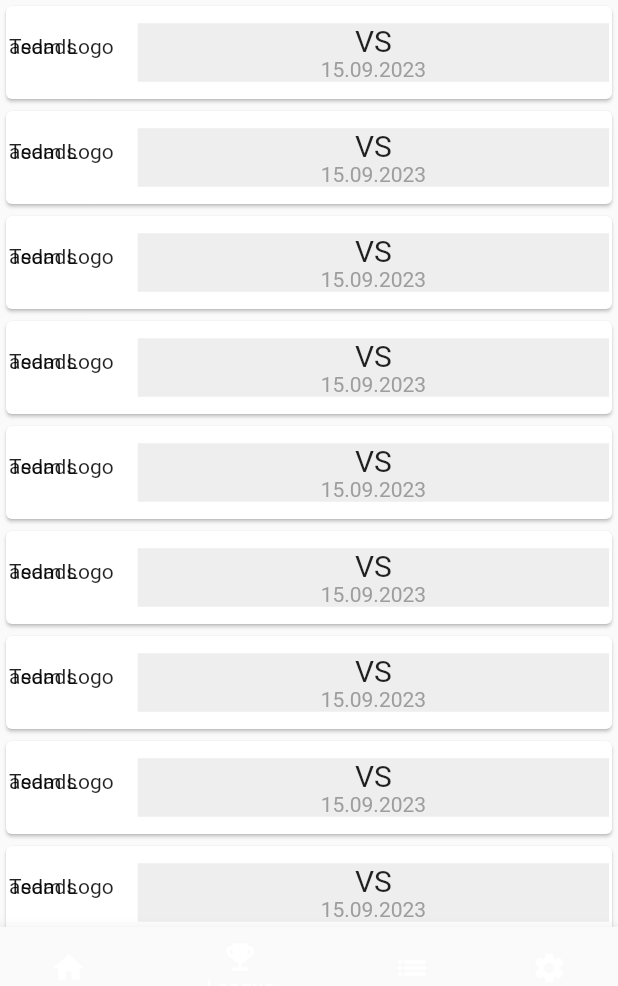
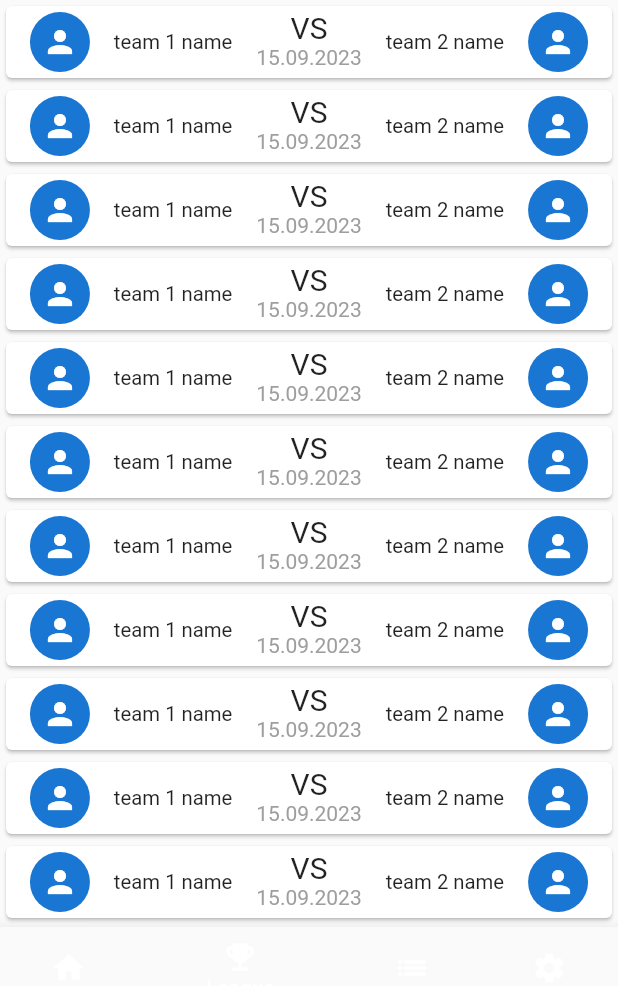
Before and after one commit to I-WOObin-I/MeetUp_Project, a Flutter app: the screen it shows after launch, item 2 of the bottom bar chosen, on a phone screen of 412 x 824 dp, the part 225-1211 px from its top. Run offline on Flutter 3.47's test engine with Material 2 defaults, Android fonts, the phone set to English and light mode, and no system bars; drawn by our look-alikes of expandable; our stand-ins replace table_calendar; generated files the repository leaves out were written again.

Commit message:
match widget built

```diff
--- /dev/null
+++ b/meetup_app/lib/core/objects/game_match.dart
@@ -0,0 +1,17 @@
+import 'package:flutter/material.dart';
+
+class GameMatch {
+  final String leagueId;
+  final String team1Id;
+  final String team2Id;
+  final DateTime matchDate;
+  final String matchLocation;
+
+  GameMatch({
+    required this.leagueId,
+    required this.team1Id,
+    required this.team2Id,
+    required this.matchDate,
+    required this.matchLocation,
+  });
+}
--- a/meetup_app/lib/core/widgets/match_widget.dart
+++ b/meetup_app/lib/core/widgets/match_widget.dart
@@ -1,3 +1,4 @@
+import 'package:expandable/expandable.dart';
 import 'package:flutter/material.dart';
 import 'package:intl/intl.dart';
 import 'package:meetup_app/core/objects/board_post.dart';
@@ -8,19 +9,22 @@ class MatchWidget extends StatelessWidget {
   DateFormat dateFormat = DateFormat("yyyy-MM-dd HH:mm");
   MatchWidget({super.key});
 
-  @override
-  Widget build(BuildContext context) {
-    return Card(
-      child: ExpansionTile(
-        initiallyExpanded: false,
-        tilePadding: EdgeInsets.all(2.0),
-        controlAffinity: ListTileControlAffinity.leading,
-        // MIDDLE TEXT
-        title: Container(
-          color: Colors.grey[200],
-          width: 80.0,
-          child: Center(
-              child: Column(
+  // HEADER
+  Container header = Container(
+      padding: const EdgeInsets.all(3.0),
+      width: double.infinity,
+      height: 48.0,
+      child: Row(
+        mainAxisAlignment: MainAxisAlignment.spaceEvenly,
+        children: [
+          // LEFT
+          const CircleAvatar(
+            child: Icon(Icons.person),
+          ),
+          FittedText("team 1 name", 85.0),
+
+          // MIDDLE
+          const Column(
             children: [
               Text(
                 "VS",
@@ -34,30 +38,51 @@ class MatchWidget extends StatelessWidget {
                     color: Colors.grey,
                   ))
             ],
-          )),
+          ),
+
+          // RIGHT
+          FittedText("team 2 name", 85.0),
+          const CircleAvatar(
+            child: Icon(Icons.person),
+          ),
+        ],
+      ));
+
+  // EXPANDED BODY
+  Container body = Container(
+      padding: const EdgeInsets.all(3.0),
+      child: const Column(
+        children: [
+          Row(
+            mainAxisAlignment: MainAxisAlignment.spaceEvenly,
+            children: [Text("Ergo Arena"), Text("19:30"), Text("boisko nr 3")],
+          ),
+        ],
+      ));
+
+  @override
+  Widget build(BuildContext context) {
+    return Card(
+      child: ExpandableNotifier(
+        child: Column(
+          children: [
+            Expandable(
+              // <-- Driven by ExpandableController from ExpandableNotifier
+              collapsed: ExpandableButton(
+                // <-- Expands when tapped on the cover photo
+                child: header,
+              ),
+              expanded: ExpandableButton(
+                  // <-- Expands when tapped on the cover photo
+                  child: Column(
+                children: [
+                  header,
+                  body,
+                ],
+              )),
+            ),
+          ],
         ),
-        leading: Stack(children: [Text("asdads"), Text("Team Logo")]),
-
-        // EXPANDED
-        children: [
-          Center(
-              child: Column(
-            children: [
-              Text(
-                "Gdansk energetykow 1",
-                style: TextStyle(
-                  fontSize: 14.0,
-                  color: Colors.grey,
-                ),
-              ),
-              Text("2:1",
-                  style: TextStyle(
-                    fontSize: 14.0,
-                    color: Colors.grey,
-                  ))
-            ],
-          )),
-        ],
       ),
     );
   }
--- a/meetup_app/pubspec.yaml
+++ b/meetup_app/pubspec.yaml
@@ -16,6 +16,7 @@ dependencies:
     sdk: flutter
   intl: ^0.18.0
   table_calendar: ^3.0.0
+  expandable: ^5.0.1
 
 dev_dependencies:
   flutter_test:
```
Also changed, not shown: meetup_app/pubspec.lock.
